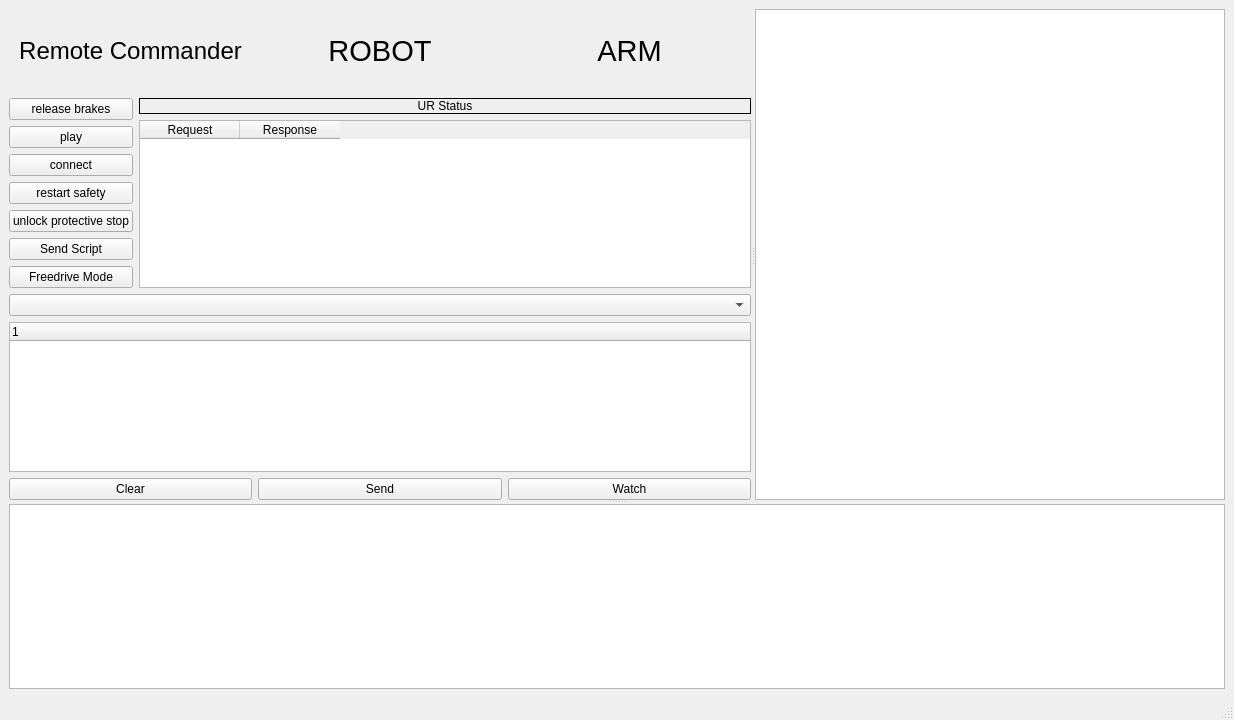
Before: the Qt Designer form ui/drt_ur.ui in NASA-JSC-Robotics/drt_ur_gui, drawn with Qt 5.
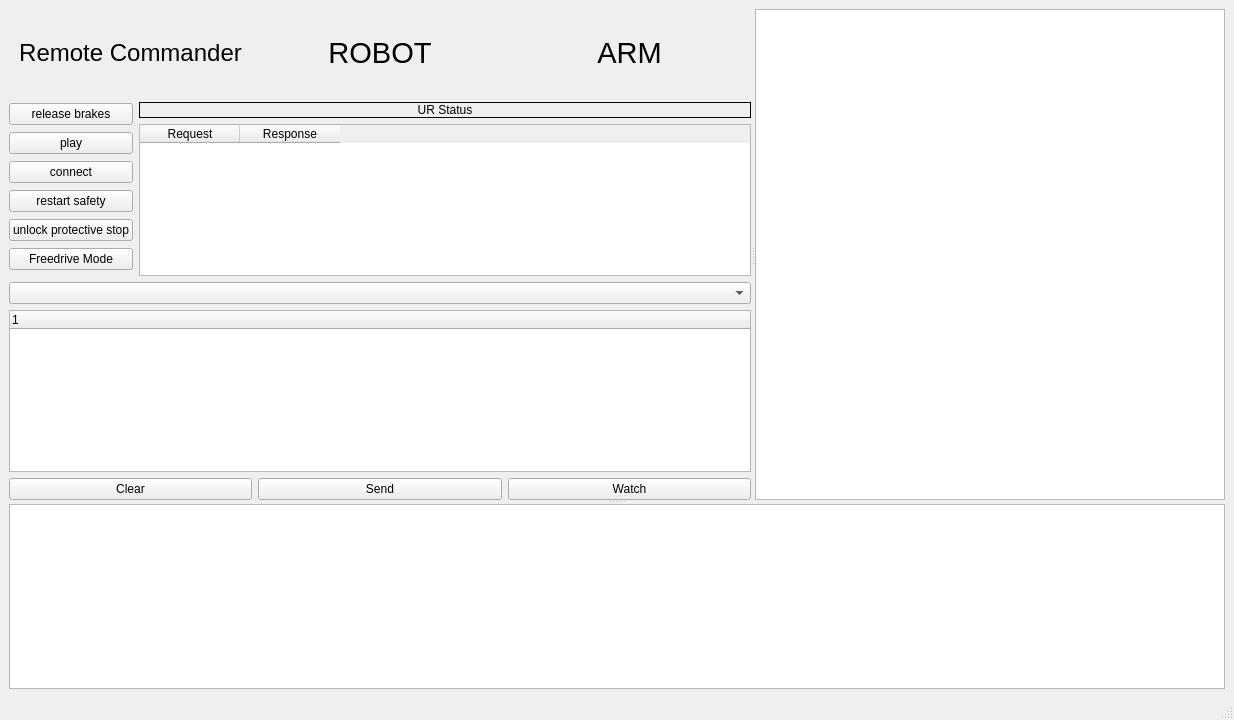
After: the same form once the commit is applied.

Commit message: code clean up, change of variable names for ease of readability.

What changed in the file:
```diff
--- a/ui/drt_ur.ui
+++ b/ui/drt_ur.ui
@@ -132,16 +132,6 @@
                </property>
               </widget>
              </item>
-             <item>
-              <widget class="QPushButton" name="b_sendScript">
-               <property name="toolTip">
-                <string>&lt;html&gt;&lt;head/&gt;&lt;body&gt;&lt;p&gt;Sends /primary_interface/sendScript service request&lt;/p&gt;&lt;p&gt;- Sends a URScript to the UR Arm over the Primary Interface Port 30001&lt;/p&gt;&lt;p&gt;- Type: std_srvs/srv/Trigger&lt;/p&gt;&lt;/body&gt;&lt;/html&gt;</string>
-               </property>
-               <property name="text">
-                <string>Send Script</string>
-               </property>
-              </widget>
-             </item>
              <item>
               <widget class="QPushButton" name="b_freedriveToggle">
                <property name="toolTip">
```
Left out of the diff: 9 changed lines with no effect on the pictures. The commit also changes 2 other files.
